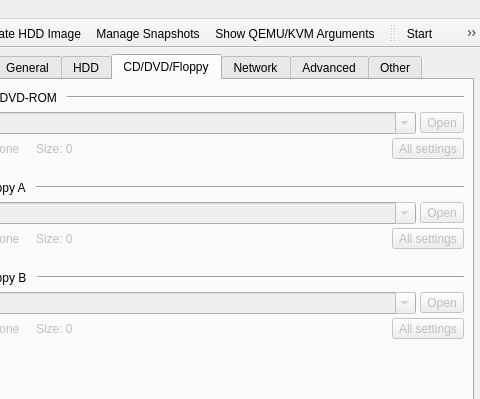
First picture: the form in Main_Window.ui, repository qunying/aqemu-old, before the edit; both pictures show x 250 to 730 and y 0 to 399 of the 730 by 592 pixel window.
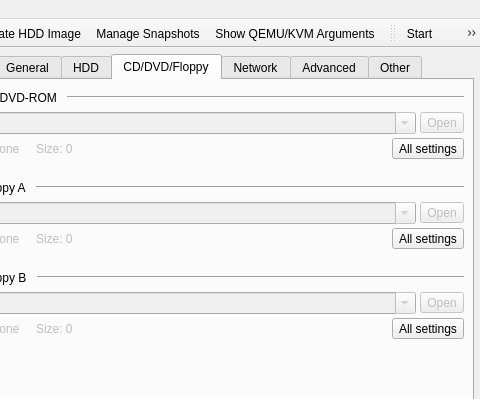
Second picture: the form after the edit. The open tabs and pages were chosen to show the change. Icons and pictures are not drawn.

What changed in the file:
```diff
--- a/Main_Window.ui
+++ b/Main_Window.ui
@@ -2125,9 +2125,6 @@
                 </item>
                 <item>
                  <widget class="QToolButton" name="TB_CDROM_Advanced_Settings">
-                  <property name="enabled">
-                   <bool>false</bool>
-                  </property>
                   <property name="toolTip">
                    <string>Incomplete function</string>
                   </property>
@@ -2242,9 +2239,6 @@
                 </item>
                 <item>
                  <widget class="QToolButton" name="TB_FD0_Advanced_Settings">
-                  <property name="enabled">
-                   <bool>false</bool>
-                  </property>
                   <property name="toolTip">
                    <string>Incomplete function</string>
                   </property>
@@ -2359,9 +2353,6 @@
                 </item>
                 <item>
                  <widget class="QToolButton" name="TB_FD1_Advanced_Settings">
-                  <property name="enabled">
-                   <bool>false</bool>
-                  </property>
                   <property name="toolTip">
                    <string>Incomplete function</string>
                   </property>
```
Left out of the diff: 8 changed lines with no effect on the pictures.
